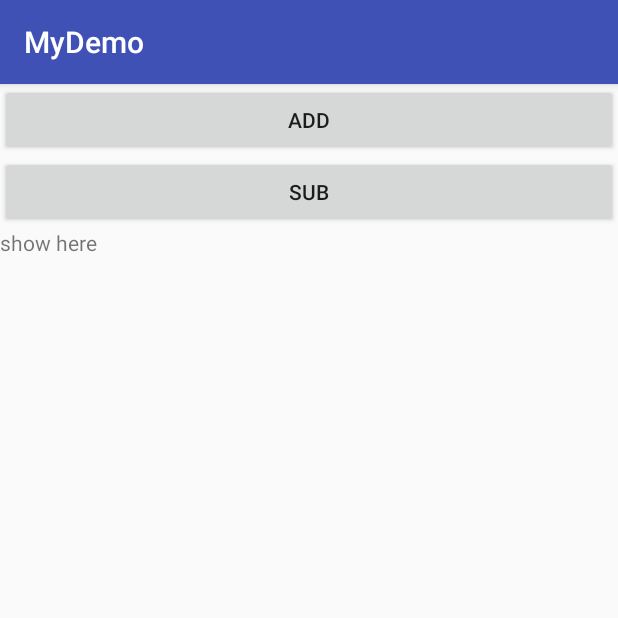
After one commit to zhouya2010/MyDemo, an Android app: the CountActivity screen opened directly, with no data from a screen before it, on a phone screen of 412 x 824 dp, the top half of it. The commit adds this screen. Run offline under Robolectric (Android 15) with nearby library versions, the phone set to English and light mode, and no system bars; libraries missing offline, so code that uses them is left out: com.bugtags.library, org.xutils.x; 2 statements that could not run were skipped.

```diff
--- a/app/build.gradle
+++ b/app/build.gradle
@@ -1,5 +1,6 @@
 apply plugin: 'com.android.application'
 apply plugin: 'com.bugtags.library.plugin'
+
 
 bugtags {
     appKey "96e6e8deacc61b49caf8500e5555af9b"
@@ -71,5 +72,4 @@ dependencies {
 
     // LeanCloud 应用内搜索包
     compile ('cn.leancloud.android:avoscloud-search:v3.+@aar')
-
 }
--- a/app/src/main/AndroidManifest.xml
+++ b/app/src/main/AndroidManifest.xml
@@ -42,6 +42,7 @@
         <activity android:name=".database.SprayActivity"/>
         <activity android:name=".download.DownLoadActivity"/>
         <activity android:name=".wifi.WifiSettings"/>
+        <activity android:name=".mvc.CountActivity"/>
     </application>
 
 </manifest>
--- /dev/null
+++ b/app/src/main/java/app/example/com/mydemo/MVC/CountActivity.java
@@ -0,0 +1,55 @@
+package app.example.com.mydemo.mvc;
+
+import android.os.Bundle;
+import android.view.View;
+import android.widget.Button;
+import android.widget.TextView;
+
+import app.example.com.mydemo.BaseActivity;
+import app.example.com.mydemo.R;
+
+/**
+ * Created by Administrator on 2016/7/25.
+ */
+
+public class CountActivity extends BaseActivity  implements UpdateListener {
+
+    private Button addBtn;
+    private Button subBtn;
+    private TextView showText;
+
+    private CountModule countModule;
+
+    @Override
+    protected void onCreate(Bundle savedInstanceState) {
+        super.onCreate(savedInstanceState);
+        setContentView(R.layout.activity_count);
+
+        addBtn = (Button) findViewById(R.id.count_add_btn);
+        subBtn = (Button) findViewById(R.id.count_sub_btn);
+        showText = (TextView) findViewById(R.id.show_text);
+
+        countModule = new CountModule(this);
+
+        addBtn.setOnClickListener(new View.OnClickListener() {
+            @Override
+            public void onClick(View v) {
+                countModule.add(10);
+            }
+        });
+
+        subBtn.setOnClickListener(new View.OnClickListener() {
+            @Override
+            public void onClick(View v) {
+                countModule.sub(10);
+            }
+        });
+
+    }
+
+    @Override
+    public void update(int count) {
+        showText.setText(""+ count);
+    }
+
+}
--- /dev/null
+++ b/app/src/main/java/app/example/com/mydemo/MVC/CountInfer.java
@@ -0,0 +1,10 @@
+package app.example.com.mydemo.mvc;
+
+/**
+ * Created by Administrator on 2016/7/25.
+ */
+
+public interface CountInfer {
+    void add(int interval);
+    void sub(int interval);
+}
--- /dev/null
+++ b/app/src/main/java/app/example/com/mydemo/MVC/CountModule.java
@@ -0,0 +1,28 @@
+package app.example.com.mydemo.mvc;
+
+/**
+ * Created by Administrator on 2016/7/25.
+ */
+
+public class CountModule implements CountInfer {
+
+    private Num num;
+    private UpdateListener updateListener;
+
+    public CountModule(UpdateListener updateListener) {
+        num = new Num(0);
+        this.updateListener = updateListener;
+    }
+
+    @Override
+    public void add(int interval) {
+        num.setCount(num.getCount() + interval);
+        updateListener.update(num.getCount());
+    }
+
+    @Override
+    public void sub(int interval) {
+        num.setCount(num.getCount() - interval);
+        updateListener.update(num.getCount());
+    }
+}
--- /dev/null
+++ b/app/src/main/java/app/example/com/mydemo/MVC/Num.java
@@ -0,0 +1,22 @@
+package app.example.com.mydemo.mvc;
+
+/**
+ * Created by Administrator on 2016/7/25.
+ */
+
+public class Num {
+
+    private int count;
+
+    public Num(int count) {
+        this.count = count;
+    }
+
+    public int getCount() {
+        return count;
+    }
+
+    public void setCount(int count) {
+        this.count = count;
+    }
+}
--- /dev/null
+++ b/app/src/main/java/app/example/com/mydemo/MVC/UpdateListener.java
@@ -0,0 +1,9 @@
+package app.example.com.mydemo.mvc;
+
+/**
+ * Created by Administrator on 2016/7/25.
+ */
+
+public interface UpdateListener {
+    void update(int count);
+}
--- /dev/null
+++ b/app/src/main/res/layout/activity_count.xml
@@ -0,0 +1,24 @@
+<?xml version="1.0" encoding="utf-8"?>
+<LinearLayout xmlns:android="http://schemas.android.com/apk/res/android"
+    android:orientation="vertical" android:layout_width="match_parent"
+    android:layout_height="match_parent">
+
+    <Button
+        android:id="@+id/count_add_btn"
+        android:layout_width="match_parent"
+        android:layout_height="wrap_content"
+        android:text="add"/>
+
+    <Button
+        android:id="@+id/count_sub_btn"
+        android:layout_width="match_parent"
+        android:layout_height="wrap_content"
+        android:text="Sub"/>
+
+    <TextView
+        android:id="@+id/show_text"
+        android:layout_width="wrap_content"
+        android:layout_height="wrap_content"
+        android:text="show here"/>
+
+</LinearLayout>
--- a/app/src/main/res/values/strings.xml
+++ b/app/src/main/res/values/strings.xml
@@ -14,4 +14,5 @@
     <string name="download_data">下载文件</string>
     <string name="wifi">wifi</string>
     <string name="leancloud">leancloud</string>
+    <string name="mvc_test">MVC Test</string>
 </resources>
--- a/build.gradle
+++ b/build.gradle
@@ -10,7 +10,6 @@ buildscript {
     }
     dependencies {
         classpath 'com.android.tools.build:gradle:2.2.0-alpha4'
-
         // NOTE: Do not place your application dependencies here; they belong
         // in the individual module build.gradle files
         classpath 'com.bugtags.library:bugtags-gradle:latest.integration'
```
Also changed, not shown: app/src/main/java/app/example/com/mydemo/MainActivity.java (+6 -1 lines), app/src/main/java/app/example/com/mydemo/myview/Abtest.java (added, +21 -0 lines), app/src/main/java/app/example/com/mydemo/myview/Ftest.java (added, +25 -0 lines), app/src/main/res/layout/activity_main.xml (+7 -0 lines).
